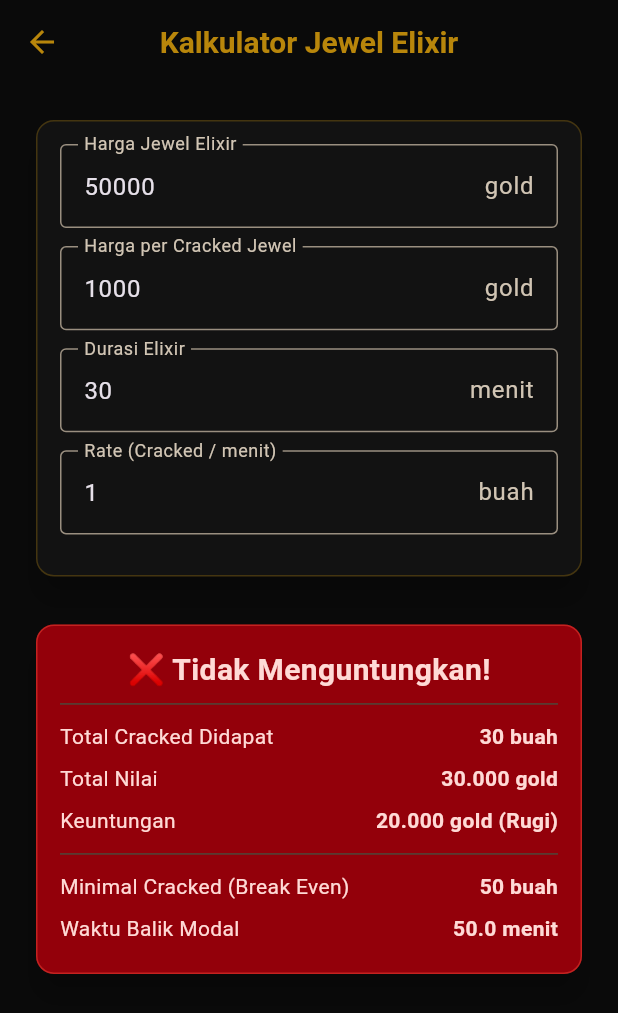
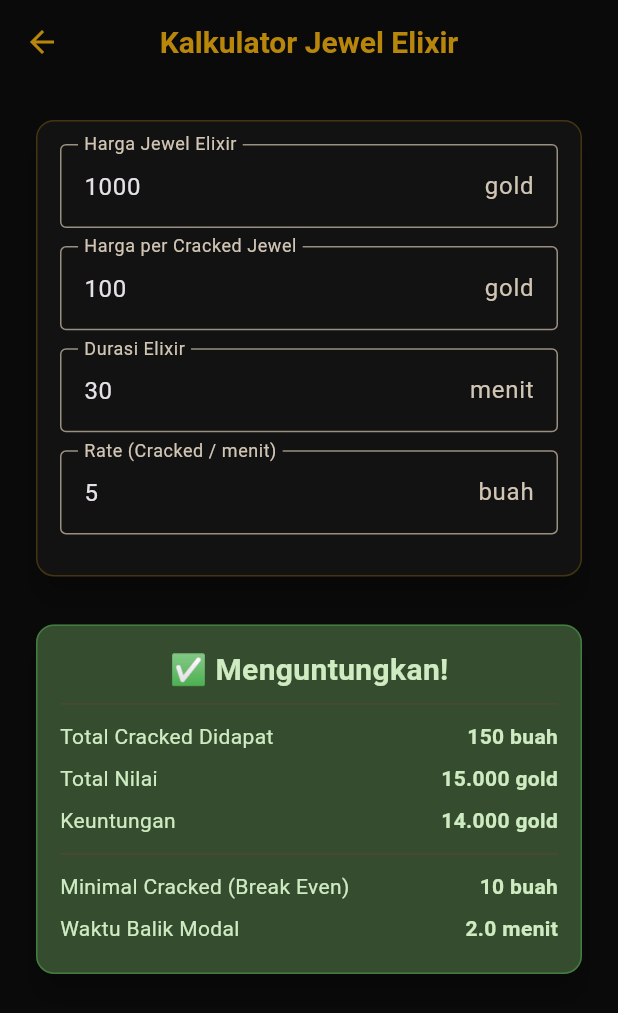
Before and after one commit to kanzankazu/Kanzan_Flutter_Arcane_Legend_Info, a Flutter app: the ElixirCalculatorScreen screen opened directly, on a phone screen of 412 x 824 dp. Shown: the top 1013 px of the screen. Run offline on Flutter 3.47's test engine with Material 3 defaults, Android fonts, the phone set to English and light mode, and no system bars; our stand-ins replace bloc, equatable, flutter_bloc, go_router, google_fonts, injectable; Roboto replaces fonts that are missing (Almendra).

Commit message:
docs: overhaul README and adjust default calculator values
This commit significantly revamps the `README.md` to provide a comprehensive, professional overview of the project and adjusts the default placeholder values in the Elixir Calculator for a more realistic initial example.

- **README.md Overhaul:**
    - Replaced the previous generic, placeholder-heavy content with a detailed and branded project description.
    - Added sections for Visual Identity, Key Features (Dashboard, Jewel Info, etc.), specific System Requirements (Gradle, AGP versions), and an actual project structure.
    - Updated installation and running instructions to be more practical (e.g., `flutter run -d chrome`).
    - Added a focused troubleshooting section for common Android build issues.
    - Enhanced branding with badges and an "Arcane Legends" community-focused tone.

- **Elixir Calculator (`elixir_calculator_screen.dart`):**
    - Updated the default placeholder values in the text fields to be more sensible and user-friendly starting points:
        - Elixir Price: `50000` -> `1000`
        - Cracked Price: `1000` -> `100`
        - Rate: `1` -> `5`

```diff
--- a/lib/screens/elixir_calculator_screen.dart
+++ b/lib/screens/elixir_calculator_screen.dart
@@ -10,10 +10,10 @@ class ElixirCalculatorScreen extends StatefulWidget {
 }
 
 class _ElixirCalculatorScreenState extends State<ElixirCalculatorScreen> {
-  final _elixirPriceController = TextEditingController(text: '50000');
-  final _crackedPriceController = TextEditingController(text: '1000');
+  final _elixirPriceController = TextEditingController(text: '1000');
+  final _crackedPriceController = TextEditingController(text: '100');
   final _durationController = TextEditingController(text: '30');
-  final _rateController = TextEditingController(text: '1');
+  final _rateController = TextEditingController(text: '5');
 
   Map<String, dynamic>? _result;
 
```
Also changed, not shown: 1 other file.
